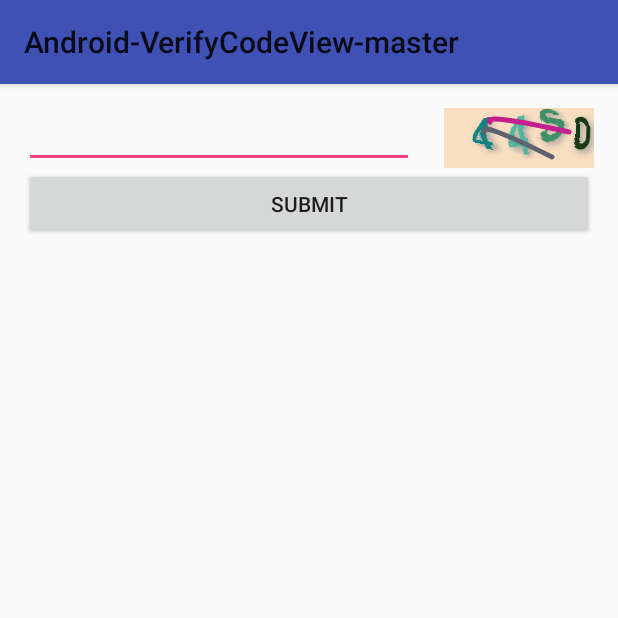
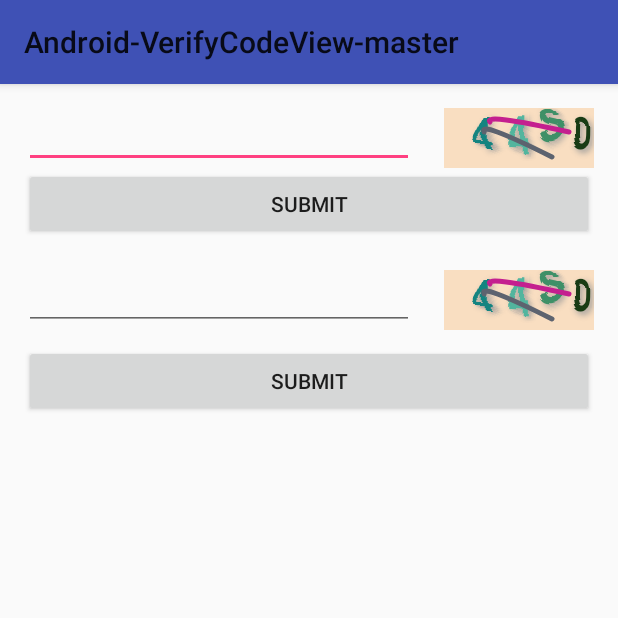
Before and after one commit to Freshman111/VerificationCodeView, an Android app: the screen it shows after launch (MainActivity), on a phone screen of 412 x 824 dp, the top half of it. Run offline under Robolectric (Android 15) with nearby library versions, the phone set to English and light mode, and no system bars.

Commit message:
加入模拟请求网络验证码，然后显示

```diff
--- a/app/src/main/java/sgffsg/com/verifycodeview/MainActivity.java
+++ b/app/src/main/java/sgffsg/com/verifycodeview/MainActivity.java
@@ -1,26 +1,48 @@
 package sgffsg.com.verifycodeview;
 
+import android.os.Handler;
+import android.os.Message;
 import android.support.v7.app.AppCompatActivity;
 import android.os.Bundle;
 import android.text.TextUtils;
 import android.view.View;
 import android.widget.Button;
 import android.widget.EditText;
+import android.widget.FrameLayout;
+import android.widget.ProgressBar;
 import android.widget.Toast;
+
+import java.util.Random;
 
 public class MainActivity extends AppCompatActivity {
 
-    private VerificationCodeView verificationCodeView;
-    private Button btnSubmit;
-    private EditText edit_input;
+    private VerificationCodeView verificationCodeView,net_verificationCodeView;
+    private Button btnSubmit,btnNetSubmit;
+    private EditText edit_input,net_edit_input;
+    private ProgressBar progressBar;
+    private FrameLayout netVcViewLayout;
+    private Handler handler=new Handler(){
+        @Override
+        public void handleMessage(Message msg) {
+            String code= (String) msg.obj;
+            progressBar.setVisibility(View.GONE);
+            net_verificationCodeView.setVisibility(View.VISIBLE);
+            net_verificationCodeView.setvCode(code);
+        }
+    };
 
     @Override
     protected void onCreate(Bundle savedInstanceState) {
         super.onCreate(savedInstanceState);
         setContentView(R.layout.activity_main);
         verificationCodeView = (VerificationCodeView) findViewById(R.id.verifycodeview);
+        net_verificationCodeView = (VerificationCodeView) findViewById(R.id.net_verifycodeview);
         btnSubmit= (Button) findViewById(R.id.btn_submit);
+        btnNetSubmit= (Button) findViewById(R.id.net_btn_submit);
         edit_input= (EditText) findViewById(R.id.edit_input);
+        net_edit_input= (EditText) findViewById(R.id.net_edit_input);
+        progressBar= (ProgressBar) findViewById(R.id.net_pregressbar);
+        netVcViewLayout= (FrameLayout) findViewById(R.id.net_verifycodeview_layut);
         btnSubmit.setOnClickListener(new View.OnClickListener() {
             @Override
             public void onClick(View view) {
@@ -40,9 +62,66 @@ public class MainActivity extends AppCompatActivity {
                 verificationCodeView.refreshCode();
             }
         });
+
+        btnNetSubmit.setOnClickListener(new View.OnClickListener() {
+            @Override
+            public void onClick(View view) {
+                String input=net_edit_input.getText().toString().trim().toLowerCase();
+                String code= net_verificationCodeView.getvCode().toLowerCase();
+                if (!TextUtils.isEmpty(input)&&input.equals(code)){
+                    Toast.makeText(MainActivity.this,"Verify Success!Welcome",Toast.LENGTH_SHORT).show();
+                }else {
+                    Toast.makeText(MainActivity.this,"Verification code error!Try Again",Toast.LENGTH_SHORT).show();
+                }
+            }
+        });
+        netVcViewLayout.setOnClickListener(new View.OnClickListener() {
+            @Override
+            public void onClick(View view) {
+                net_edit_input.setText("");
+                progressBar.setVisibility(View.VISIBLE);
+                net_verificationCodeView.setVisibility(View.GONE);
+                loadNetCode();
+            }
+        });
+        loadNetCode();
     }
 
 
+    /**
+     * 模拟加载网络验证码
+     * load network verification code
+     */
+    private void loadNetCode(){
+        handler.postDelayed(new Runnable() {
+            @Override
+            public void run() {
+                Message message=handler.obtainMessage();
+                message.obj=getCharAndNumr();
+                handler.sendMessage(message);
+            }
+        },1000);
+    }
 
-
+    /**
+     * java生成随机数字和字母组合
+     * @return 随机验证码
+     */
+    public String getCharAndNumr() {
+        String val = "";
+        Random random = new Random();
+        for (int i = 0; i < 4; i++) {
+            // 输出字母还是数字
+            String charOrNum = random.nextInt(2) % 2 == 0 ? "char" : "num";
+            // 字符串
+            if ("char".equalsIgnoreCase(charOrNum)) {
+                // 取得大写字母还是小写字母
+                int choice = random.nextInt(2) % 2 == 0 ? 65 : 97;
+                val += (char) (choice + random.nextInt(26));
+            } else if ("num".equalsIgnoreCase(charOrNum)) { // 数字
+                val += String.valueOf(random.nextInt(10));
+            }
+        }
+        return val;
+    }
 }
--- a/app/src/main/java/sgffsg/com/verifycodeview/VerificationCodeView.java
+++ b/app/src/main/java/sgffsg/com/verifycodeview/VerificationCodeView.java
@@ -1,6 +1,7 @@
 package sgffsg.com.verifycodeview;
 
 import android.content.Context;
+import android.content.res.TypedArray;
 import android.graphics.Bitmap;
 import android.graphics.Canvas;
 import android.graphics.Color;
@@ -49,6 +50,7 @@ public class VerificationCodeView extends View {
     private int mWidth;
     //控件高度
     private int mHeight;
+    private boolean isInited=false;//是否初始化完成
 
     private Bitmap mbitmap;
     private Bitmap codebitmap;
@@ -58,6 +60,7 @@ public class VerificationCodeView extends View {
     private ArrayList<Path> mPaths = new ArrayList<Path>();
     private float offset=5;//扭曲偏移
     private String vCode;
+    private boolean isNetCode=false;//是否是网络请求到验证码
 
     public VerificationCodeView(Context context) {
         this(context,null);
@@ -69,6 +72,7 @@ public class VerificationCodeView extends View {
 
     public VerificationCodeView(Context context, AttributeSet attrs, int defStyleAttr) {
         super(context, attrs, defStyleAttr);
+        init(attrs);
         initView();
     }
 
@@ -102,7 +106,13 @@ public class VerificationCodeView extends View {
         mBounds=new RectF(getLeft(),getTop(),getRight(),getBottom());
         mWidth= (int) (mBounds.right-mBounds.left);
         mHeight= (int) (mBounds.bottom-mBounds.top);
+        isInited=true;
         createCodeBitmap();
+    }
+
+    private void init(AttributeSet attrs) {
+        TypedArray typedArray = getContext().obtainStyledAttributes(attrs, R.styleable.VerificationCodeView);
+        isNetCode = typedArray.getBoolean(R.styleable.VerificationCodeView_isNetCode,false);
     }
 
     /**
@@ -143,6 +153,8 @@ public class VerificationCodeView extends View {
      * 生成验证码图片
      */
     private void createCodeBitmap() {
+        if (!isInited)
+            return;
         mPaths.clear();
         // 生成干扰线坐标
         for(int i=0;i<2;i++){
@@ -162,7 +174,7 @@ public class VerificationCodeView extends View {
         tempCode=getCharAndNumr();
         //画背景
         myCanvas.drawColor(YELLOW_BG_COLOR);
-
+        if (tempCode!=null&&tempCode.length()>0){
             textPaint.getTextBounds(tempCode,0,codeNum,textBound);
             float charLength=(textBound.width())/codeNum;
             for (int i=0;i<codeNum;i++){
@@ -175,7 +187,7 @@ public class VerificationCodeView extends View {
                 textPaint.setARGB(255, mRandom.nextInt(200) + 20, mRandom.nextInt(200) + 20, mRandom.nextInt(200) + 20);
                 myCanvas.drawText(String.valueOf(tempCode.charAt(i)), i * charLength * 1.6f+30, mHeight * 2 / 3f, textPaint);
                 myCanvas.restore();
-
+            }
         }
         int index=0;
         float bitmapwidth= mbitmap.getWidth();
@@ -213,6 +225,9 @@ public class VerificationCodeView extends View {
      * @return 随机验证码
      */
     public String getCharAndNumr() {
+        if (isNetCode){
+            return vCode;
+        }else {
             String val = "";
             Random random = new Random();
             for (int i = 0; i < codeNum; i++) {
@@ -230,6 +245,7 @@ public class VerificationCodeView extends View {
             vCode=val;
             return val;
         }
+    }
 
     /**
      * refresh verification Code
@@ -246,4 +262,13 @@ public class VerificationCodeView extends View {
     public String getvCode() {
         return vCode;
     }
+
+    /**
+     * set verification code, code get from net work
+     * @return verification code
+     */
+    public void setvCode(String code) {
+        this.vCode=code;
+        refreshCode();
     }
+}
--- a/app/src/main/res/layout/activity_main.xml
+++ b/app/src/main/res/layout/activity_main.xml
@@ -1,6 +1,7 @@
 <?xml version="1.0" encoding="utf-8"?>
 <RelativeLayout xmlns:android="http://schemas.android.com/apk/res/android"
     xmlns:tools="http://schemas.android.com/tools"
+    xmlns:app="http://schemas.android.com/apk/res-auto"
     android:id="@+id/activity_main"
     android:layout_width="match_parent"
     android:layout_height="match_parent"
@@ -26,7 +27,42 @@
         android:id="@+id/btn_submit"
         android:layout_width="match_parent"
         android:layout_height="wrap_content"
+        android:layout_marginBottom="20dp"
         android:layout_below="@id/verifycodeview"
         android:text="Submit"/>
 
+    <FrameLayout
+        android:id="@+id/net_verifycodeview_layut"
+        android:layout_width="100dp"
+        android:layout_height="50dp"
+        android:layout_alignParentRight="true"
+        android:layout_below="@id/btn_submit">
+        <ProgressBar
+            android:id="@+id/net_pregressbar"
+            android:layout_width="25dp"
+            android:layout_height="25dp"
+            android:layout_gravity="center"
+            />
+        <sgffsg.com.verifycodeview.VerificationCodeView
+            android:id="@+id/net_verifycodeview"
+            android:layout_width="100dp"
+            android:layout_height="40dp"
+            android:visibility="gone"
+            app:isNetCode="true"/>
+    </FrameLayout>
+
+    <EditText
+        android:id="@+id/net_edit_input"
+        android:layout_width="match_parent"
+        android:layout_height="40dp"
+        android:layout_marginRight="20dp"
+        android:layout_below="@id/btn_submit"
+        android:layout_toLeftOf="@id/net_verifycodeview_layut"/>
+    <Button
+        android:id="@+id/net_btn_submit"
+        android:layout_width="match_parent"
+        android:layout_height="wrap_content"
+        android:layout_below="@id/net_verifycodeview_layut"
+        android:text="Submit"/>
+
 </RelativeLayout>
--- /dev/null
+++ b/app/src/main/res/values/attrs.xml
@@ -0,0 +1,8 @@
+<?xml version="1.0" encoding="utf-8"?>
+<resources>
+
+    <declare-styleable name="VerificationCodeView">
+        <attr name="isNetCode" format="boolean"/>
+    </declare-styleable>
+
+</resources>
```
Also changed, not shown: 1 other file. Lines whose indentation alone changed are shown as unchanged.
